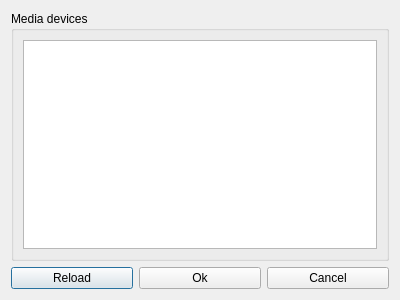
This is App/systemdunitdialog.ui in otsakir/lisa-backup as Qt 5 draws it before an edit. The edited form follows.
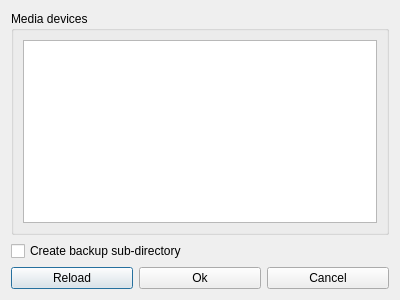
This is the edited form.

The edit to the form file:
```diff
--- a/App/systemdunitdialog.ui
+++ b/App/systemdunitdialog.ui
@@ -26,6 +26,13 @@
      </layout>
     </widget>
    </item>
+   <item>
+    <widget class="QCheckBox" name="checkBoxCreateSubdir">
+     <property name="text">
+      <string>Create backup sub-directory</string>
+     </property>
+    </widget>
+   </item>
    <item>
     <layout class="QHBoxLayout" name="horizontalLayout">
      <item>
```
